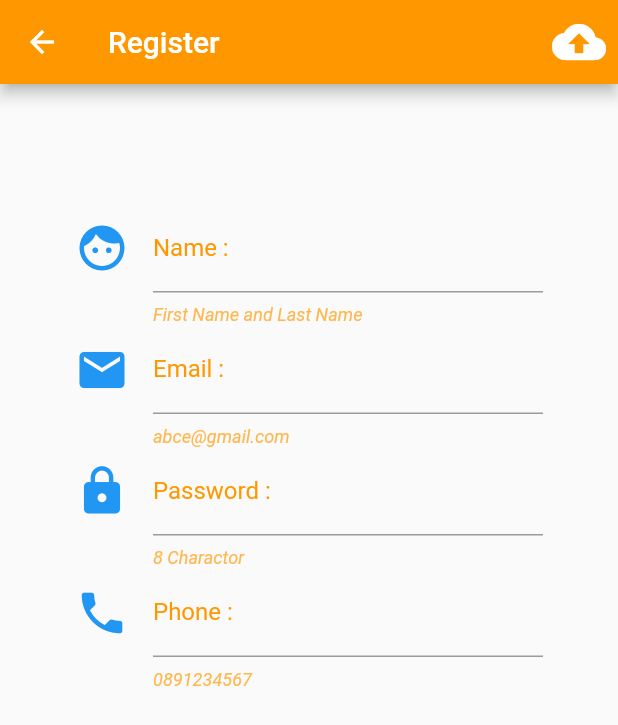
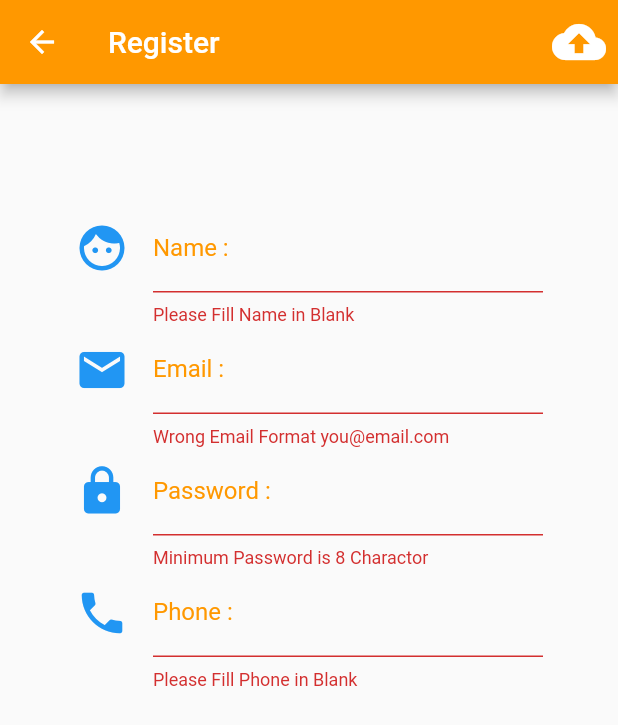
Before and after one commit to masterUNG/MushRoomIoTFlutter, a Flutter app: the Register screen opened directly, after a tap on the "cloud upload" icon, on a phone screen of 412 x 824 dp. Shown: the top 725 px of the screen. Run offline on Flutter 3.47's test engine with Material 2 defaults, Android fonts, the phone set to English and light mode, and no system bars; our stand-ins replace firebase_auth; accounts and stored records are empty.

```diff
--- a/lib/screens/register.dart
+++ b/lib/screens/register.dart
@@ -1,5 +1,6 @@
 import 'package:flutter/material.dart';
 import 'package:flutter/rendering.dart';
+import 'package:firebase_auth/firebase_auth.dart';
 
 class Register extends StatefulWidget {
   @override
@@ -7,12 +8,40 @@ class Register extends StatefulWidget {
 }
 
 class _RegisterState extends State<Register> {
+  // Explicit
+  final formKey = GlobalKey<FormState>(); //create sending variable
+  String nameString, emailString, passwordString, phoneString;
+
+  // Method
   Widget uploadButton() {
     return IconButton(
       icon: Icon(Icons.cloud_upload),
       iconSize: 36.0,
-      onPressed: () {},
+      onPressed: () {
+        print('You Click Upload');
+        if (formKey.currentState.validate()) {
+          formKey.currentState.save(); //save data from form to variable
+          uploadToFirebase();
+        }
+      },
     );
+  }
+
+  void uploadToFirebase() async {
+    //async is a thread
+    print(
+        'Name = $nameString,email = $emailString, pass = $passwordString, phone = $phoneString');
+    FirebaseAuth firebaseAuth = FirebaseAuth.instance;
+    await firebaseAuth
+        .createUserWithEmailAndPassword(
+            email: emailString, password: passwordString)
+        .then((objValue) {
+      String uidString = objValue.uid.toString();
+      print('uid ==> $uidString');
+    }).catchError((objValue) {
+      String error = objValue.message; //show error
+      print('error ==> $error');
+    });
   }
 
   Widget nameText() {
@@ -26,8 +55,17 @@ class _RegisterState extends State<Register> {
         labelText: 'Name :',
         labelStyle: TextStyle(color: Colors.orange[500]),
         helperText: 'First Name and Last Name',
-          helperStyle: TextStyle(
-              color: Colors.orange[300], fontStyle: FontStyle.italic)),
+        helperStyle:
+            TextStyle(color: Colors.orange[300], fontStyle: FontStyle.italic),
+      ),
+      validator: (String value) {
+        if (value.length == 0) {
+          return 'Please Fill Name in Blank';
+        }
+      },
+      onSaved: (String value) {
+        nameString = value.trim();
+      },
     );
   }
 
@@ -42,8 +80,17 @@ class _RegisterState extends State<Register> {
         labelText: 'Email :',
         labelStyle: TextStyle(color: Colors.orange[500]),
         helperText: 'abce@gmail.com',
-          helperStyle: TextStyle(
-              color: Colors.orange[300], fontStyle: FontStyle.italic)),
+        helperStyle:
+            TextStyle(color: Colors.orange[300], fontStyle: FontStyle.italic),
+      ),
+      validator: (String namevalue) {
+        if (!((namevalue.contains('@')) && (namevalue.contains('.')))) {
+          return 'Wrong Email Format you@email.com';
+        }
+      },
+      onSaved: (String value) {
+        emailString = value.trim();
+      },
     );
   }
 
@@ -58,8 +105,17 @@ class _RegisterState extends State<Register> {
         labelText: 'Password :',
         labelStyle: TextStyle(color: Colors.orange[500]),
         helperText: '8 Charactor',
-          helperStyle: TextStyle(
-              color: Colors.orange[300], fontStyle: FontStyle.italic)),
+        helperStyle:
+            TextStyle(color: Colors.orange[300], fontStyle: FontStyle.italic),
+      ),
+      validator: (String passwordvalue) {
+        if (passwordvalue.length <= 7) {
+          return 'Minimum Password is 8 Charactor';
+        }
+      },
+      onSaved: (String value) {
+        passwordString = value.trim();
+      },
     );
   }
 
@@ -74,8 +130,17 @@ class _RegisterState extends State<Register> {
         labelText: 'Phone :',
         labelStyle: TextStyle(color: Colors.orange[500]),
         helperText: '0891234567',
-          helperStyle: TextStyle(
-              color: Colors.orange[300], fontStyle: FontStyle.italic)),
+        helperStyle:
+            TextStyle(color: Colors.orange[300], fontStyle: FontStyle.italic),
+      ),
+      validator: (String phonevalue) {
+        if (phonevalue.length == 0) {
+          return 'Please Fill Phone in Blank';
+        }
+      },
+      onSaved: (String value) {
+        phoneString = value.trim();
+      },
     );
   }
 
@@ -88,7 +153,9 @@ class _RegisterState extends State<Register> {
         title: Text('Register'),
         actions: <Widget>[uploadButton()],
       ),
-      body: Container(
+      body: Form(
+        key: formKey,
+        child: Container(
           padding: EdgeInsets.only(top: 80.0, left: 50.0, right: 50.0),
           child: ListView(
             children: <Widget>[
@@ -99,6 +166,7 @@ class _RegisterState extends State<Register> {
             ],
           ),
         ),
+      ),
     );
   }
 }
--- a/pubspec.yaml
+++ b/pubspec.yaml
@@ -23,6 +23,8 @@ dependencies:
   # The following adds the Cupertino Icons font to your application.
   # Use with the CupertinoIcons class for iOS style icons.
   cupertino_icons: ^0.1.2
+  firebase_core: ^0.4.0+3
+  firebase_auth: ^0.11.1+6
 
 dev_dependencies:
   flutter_test:
```
Also changed, not shown: pubspec.lock, 5 other files. Lines whose indentation alone changed are shown as unchanged.
